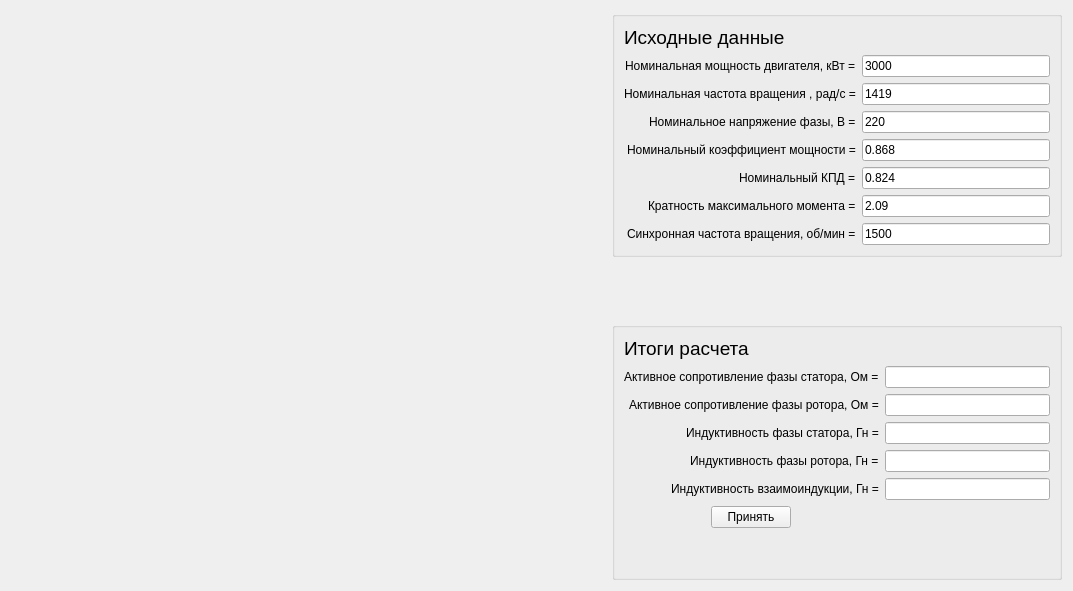
This is untitled/identf.ui in Ivanos121/ImView as Qt 5 draws it before an edit. The edited form follows.
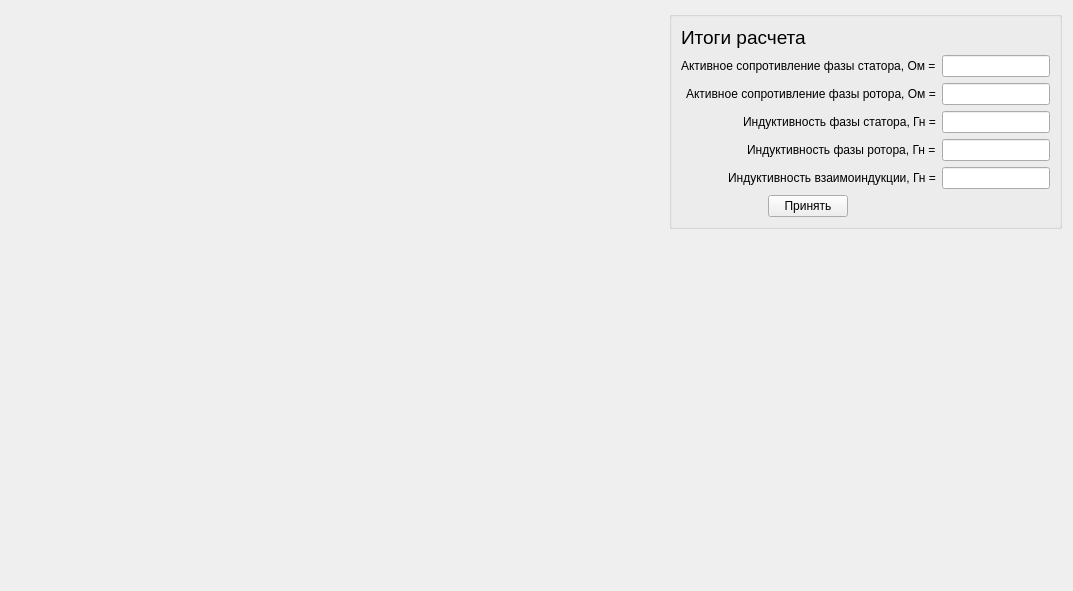
This is the edited form. Custom widgets are drawn as their Qt base class.

Commit message: add plot zero line

Diff of the .ui file:
```diff
--- a/untitled/identf.ui
+++ b/untitled/identf.ui
@@ -10,12 +10,61 @@
     <height>591</height>
    </rect>
   </property>
+  <property name="sizePolicy">
+   <sizepolicy hsizetype="Preferred" vsizetype="Preferred">
+    <horstretch>0</horstretch>
+    <verstretch>0</verstretch>
+   </sizepolicy>
+  </property>
   <property name="windowTitle">
    <string>Form</string>
   </property>
-  <layout class="QGridLayout" name="gridLayout_3">
-   <item row="2" column="1">
+  <property name="autoFillBackground">
+   <bool>true</bool>
+  </property>
+  <layout class="QHBoxLayout" name="horizontalLayout">
+   <item>
+    <widget class="Plot" name="plot" native="true">
+     <property name="sizePolicy">
+      <sizepolicy hsizetype="Preferred" vsizetype="Preferred">
+       <horstretch>0</horstretch>
+       <verstretch>0</verstretch>
+      </sizepolicy>
+     </property>
+    </widget>
+   </item>
+   <item>
+    <widget class="QWidget" name="widget" native="true">
+     <property name="sizePolicy">
+      <sizepolicy hsizetype="Maximum" vsizetype="Preferred">
+       <horstretch>0</horstretch>
+       <verstretch>0</verstretch>
+      </sizepolicy>
+     </property>
+     <layout class="QVBoxLayout" name="verticalLayout">
+      <property name="spacing">
+       <number>0</number>
+      </property>
+      <property name="leftMargin">
+       <number>0</number>
+      </property>
+      <property name="topMargin">
+       <number>0</number>
+      </property>
+      <property name="rightMargin">
+       <number>0</number>
+      </property>
+      <property name="bottomMargin">
+       <number>0</number>
+      </property>
+      <item>
     <widget class="QGroupBox" name="groupBox_2">
+        <property name="sizePolicy">
+         <sizepolicy hsizetype="Preferred" vsizetype="Fixed">
+          <horstretch>0</horstretch>
+          <verstretch>0</verstretch>
+         </sizepolicy>
+        </property>
      <property name="maximumSize">
       <size>
        <width>450</width>
@@ -26,16 +75,6 @@
       <string/>
      </property>
      <layout class="QGridLayout" name="gridLayout_2">
-      <item row="2" column="1">
-       <widget class="QLineEdit" name="lineEdit_11">
-        <property name="maximumSize">
-         <size>
-          <width>16777215</width>
-          <height>16777215</height>
-         </size>
-        </property>
-       </widget>
-      </item>
       <item row="3" column="0" alignment="Qt::AlignRight">
        <widget class="QLabel" name="label_12">
         <property name="text">
@@ -43,47 +82,28 @@
         </property>
        </widget>
       </item>
-      <item row="1" column="0" alignment="Qt::AlignRight">
-       <widget class="QLabel" name="label_10">
-        <property name="text">
-         <string>Активное сопротивление фазы статора, Ом =</string>
-        </property>
-       </widget>
-      </item>
-      <item row="7" column="0">
-       <spacer name="verticalSpacer_2">
-        <property name="orientation">
-         <enum>Qt::Vertical</enum>
-        </property>
-        <property name="sizeHint" stdset="0">
-         <size>
-          <width>20</width>
-          <height>40</height>
-         </size>
-        </property>
-       </spacer>
-      </item>
-      <item row="5" column="1">
-       <widget class="QLineEdit" name="lineEdit_8">
-        <property name="maximumSize">
-         <size>
-          <width>16777215</width>
-          <height>16777215</height>
-         </size>
-        </property>
-       </widget>
-      </item>
-      <item row="1" column="1">
-       <widget class="QLineEdit" name="lineEdit_12">
-        <property name="enabled">
-         <bool>true</bool>
-        </property>
+         <item row="6" column="0" alignment="Qt::AlignHCenter">
+          <widget class="QPushButton" name="pushButton">
         <property name="sizePolicy">
-         <sizepolicy hsizetype="Preferred" vsizetype="Fixed">
+            <sizepolicy hsizetype="Fixed" vsizetype="Fixed">
           <horstretch>0</horstretch>
           <verstretch>0</verstretch>
          </sizepolicy>
         </property>
+           <property name="text">
+            <string>Принять</string>
+           </property>
+          </widget>
+         </item>
+         <item row="2" column="0" alignment="Qt::AlignRight">
+          <widget class="QLabel" name="label_11">
+           <property name="text">
+            <string>Активное сопротивление фазы ротора, Ом =</string>
+           </property>
+          </widget>
+         </item>
+         <item row="2" column="1">
+          <widget class="QLineEdit" name="lineEdit_11">
         <property name="maximumSize">
          <size>
           <width>16777215</width>
@@ -99,16 +119,6 @@
         </property>
        </widget>
       </item>
-      <item row="4" column="1">
-       <widget class="QLineEdit" name="lineEdit_9">
-        <property name="maximumSize">
-         <size>
-          <width>16777215</width>
-          <height>16777215</height>
-         </size>
-        </property>
-       </widget>
-      </item>
       <item row="4" column="0" alignment="Qt::AlignRight">
        <widget class="QLabel" name="label_13">
         <property name="text">
@@ -116,6 +126,52 @@
         </property>
        </widget>
       </item>
+         <item row="4" column="1">
+          <widget class="QLineEdit" name="lineEdit_9">
+           <property name="maximumSize">
+            <size>
+             <width>16777215</width>
+             <height>16777215</height>
+            </size>
+           </property>
+          </widget>
+         </item>
+         <item row="1" column="1">
+          <widget class="QLineEdit" name="lineEdit_12">
+           <property name="enabled">
+            <bool>true</bool>
+           </property>
+           <property name="sizePolicy">
+            <sizepolicy hsizetype="Preferred" vsizetype="Fixed">
+             <horstretch>0</horstretch>
+             <verstretch>0</verstretch>
+            </sizepolicy>
+           </property>
+           <property name="maximumSize">
+            <size>
+             <width>16777215</width>
+             <height>16777215</height>
+            </size>
+           </property>
+          </widget>
+         </item>
+         <item row="1" column="0" alignment="Qt::AlignRight">
+          <widget class="QLabel" name="label_10">
+           <property name="text">
+            <string>Активное сопротивление фазы статора, Ом =</string>
+           </property>
+          </widget>
+         </item>
+         <item row="5" column="1">
+          <widget class="QLineEdit" name="lineEdit_8">
+           <property name="maximumSize">
+            <size>
+             <width>16777215</width>
+             <height>16777215</height>
+            </size>
+           </property>
+          </widget>
+         </item>
       <item row="3" column="1">
        <widget class="QLineEdit" name="lineEdit_10">
         <property name="maximumSize">
@@ -126,13 +182,6 @@
         </property>
        </widget>
       </item>
-      <item row="2" column="0" alignment="Qt::AlignRight">
-       <widget class="QLabel" name="label_11">
-        <property name="text">
-         <string>Активное сопротивление фазы ротора, Ом =</string>
-        </property>
-       </widget>
-      </item>
       <item row="0" column="0">
        <widget class="QLabel" name="label_15">
         <property name="text">
@@ -140,231 +189,10 @@
         </property>
        </widget>
       </item>
-      <item row="6" column="0" alignment="Qt::AlignHCenter">
-       <widget class="QPushButton" name="pushButton">
-        <property name="sizePolicy">
-         <sizepolicy hsizetype="Fixed" vsizetype="Fixed">
-          <horstretch>0</horstretch>
-          <verstretch>0</verstretch>
-         </sizepolicy>
-        </property>
-        <property name="text">
-         <string>Принять</string>
-        </property>
-       </widget>
-      </item>
      </layout>
     </widget>
    </item>
-   <item row="0" column="0" rowspan="3">
-    <widget class="Plot" name="plot" native="true">
-     <property name="sizePolicy">
-      <sizepolicy hsizetype="Preferred" vsizetype="Preferred">
-       <horstretch>0</horstretch>
-       <verstretch>0</verstretch>
-      </sizepolicy>
-     </property>
-    </widget>
-   </item>
-   <item row="0" column="1">
-    <widget class="QGroupBox" name="groupBox">
-     <property name="enabled">
-      <bool>true</bool>
-     </property>
-     <property name="sizePolicy">
-      <sizepolicy hsizetype="Fixed" vsizetype="Preferred">
-       <horstretch>0</horstretch>
-       <verstretch>0</verstretch>
-      </sizepolicy>
-     </property>
-     <property name="maximumSize">
-      <size>
-       <width>450</width>
-       <height>16777215</height>
-      </size>
-     </property>
-     <property name="mouseTracking">
-      <bool>false</bool>
-     </property>
-     <property name="tabletTracking">
-      <bool>false</bool>
-     </property>
-     <property name="acceptDrops">
-      <bool>false</bool>
-     </property>
-     <property name="autoFillBackground">
-      <bool>false</bool>
-     </property>
-     <property name="title">
-      <string/>
-     </property>
-     <property name="alignment">
-      <set>Qt::AlignJustify|Qt::AlignTop</set>
-     </property>
-     <property name="flat">
-      <bool>false</bool>
-     </property>
-     <property name="checkable">
-      <bool>false</bool>
-     </property>
-     <layout class="QGridLayout" name="gridLayout">
-      <item row="6" column="0" alignment="Qt::AlignRight">
-       <widget class="QLabel" name="label_5">
-        <property name="text">
-         <string>Номинальное напряжение фазы, В =</string>
-        </property>
-       </widget>
-      </item>
-      <item row="5" column="1">
-       <widget class="QLineEdit" name="lineEdit_2">
-        <property name="maximumSize">
-         <size>
-          <width>16777215</width>
-          <height>16777215</height>
-         </size>
-        </property>
-        <property name="text">
-         <string>1419</string>
-        </property>
-       </widget>
-      </item>
-      <item row="10" column="1">
-       <widget class="QLineEdit" name="lineEdit_7">
-        <property name="maximumSize">
-         <size>
-          <width>16777215</width>
-          <height>16777215</height>
-         </size>
-        </property>
-        <property name="text">
-         <string>1500</string>
-        </property>
-       </widget>
-      </item>
-      <item row="8" column="1">
-       <widget class="QLineEdit" name="lineEdit_5">
-        <property name="maximumSize">
-         <size>
-          <width>16777215</width>
-          <height>16777215</height>
-         </size>
-        </property>
-        <property name="text">
-         <string>0.824</string>
-        </property>
-       </widget>
-      </item>
-      <item row="10" column="0" alignment="Qt::AlignRight">
-       <widget class="QLabel" name="label_6">
-        <property name="text">
-         <string>Синхронная частота вращения, об/мин =</string>
-        </property>
-       </widget>
-      </item>
-      <item row="6" column="1">
-       <widget class="QLineEdit" name="lineEdit_3">
-        <property name="maximumSize">
-         <size>
-          <width>16777215</width>
-          <height>16777215</height>
-         </size>
-        </property>
-        <property name="text">
-         <string>220</string>
-        </property>
-       </widget>
-      </item>
-      <item row="9" column="1">
-       <widget class="QLineEdit" name="lineEdit_6">
-        <property name="maximumSize">
-         <size>
-          <width>16777215</width>
-          <height>16777215</height>
-         </size>
-        </property>
-        <property name="text">
-         <string>2.09</string>
-        </property>
-       </widget>
-      </item>
-      <item row="7" column="1">
-       <widget class="QLineEdit" name="lineEdit_4">
-        <property name="maximumSize">
-         <size>
-          <width>16777215</width>
-          <height>16777215</height>
-         </size>
-        </property>
-        <property name="text">
-         <string>0.868</string>
-        </property>
-       </widget>
-      </item>
-      <item row="1" column="1">
-       <widget class="QLineEdit" name="lineEdit">
-        <property name="sizePolicy">
-         <sizepolicy hsizetype="Preferred" vsizetype="Fixed">
-          <horstretch>0</horstretch>
-          <verstretch>0</verstretch>
-         </sizepolicy>
-        </property>
-        <property name="maximumSize">
-         <size>
-          <width>16777215</width>
-          <height>16777215</height>
-         </size>
-        </property>
-        <property name="text">
-         <string>3000</string>
-        </property>
-       </widget>
-      </item>
-      <item row="8" column="0" alignment="Qt::AlignRight">
-       <widget class="QLabel" name="label_8">
-        <property name="text">
-         <string>Номинальный КПД =</string>
-        </property>
-       </widget>
-      </item>
-      <item row="9" column="0" alignment="Qt::AlignRight">
-       <widget class="QLabel" name="label_9">
-        <property name="text">
-         <string>Кратность максимального момента =</string>
-        </property>
-       </widget>
-      </item>
-      <item row="0" column="0">
-       <widget class="QLabel" name="label_2">
-        <property name="text">
-         <string>&lt;html&gt;&lt;head/&gt;&lt;body&gt;&lt;p&gt;&lt;span style=&quot; font-size:14pt;&quot;&gt;Исходные данные&lt;/span&gt;&lt;/p&gt;&lt;/body&gt;&lt;/html&gt;</string>
-        </property>
-       </widget>
-      </item>
-      <item row="7" column="0" alignment="Qt::AlignRight">
-       <widget class="QLabel" name="label_7">
-        <property name="text">
-         <string>Номинальный коэффициент мощности =</string>
-        </property>
-       </widget>
-      </item>
-      <item row="5" column="0" alignment="Qt::AlignRight">
-       <widget class="QLabel" name="label_4">
-        <property name="text">
-         <string>Номинальная частота вращения , рад/с =</string>
-        </property>
-       </widget>
-      </item>
-      <item row="1" column="0" alignment="Qt::AlignRight">
-       <widget class="QLabel" name="label_3">
-        <property name="text">
-         <string>&lt;html&gt;&lt;head/&gt;&lt;body&gt;&lt;p&gt;Номинальная мощность двигателя, кВт =&lt;/p&gt;&lt;/body&gt;&lt;/html&gt;</string>
-        </property>
-       </widget>
-      </item>
-     </layout>
-    </widget>
-   </item>
-   <item row="1" column="1">
+      <item>
     <spacer name="verticalSpacer">
      <property name="orientation">
       <enum>Qt::Vertical</enum>
@@ -376,6 +204,9 @@
       </size>
      </property>
     </spacer>
+      </item>
+     </layout>
+    </widget>
    </item>
   </layout>
  </widget>
```
Lines whose indentation alone changed are shown as unchanged. The commit also changes 5 other files.
